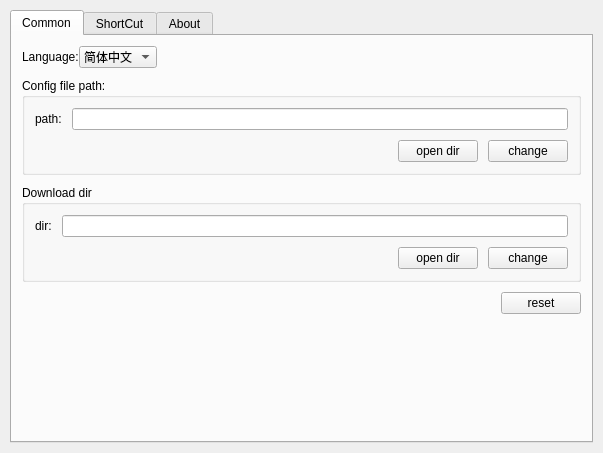
DoYoungDo/DrawingBoard, file settingview.ui: the form before one commit.
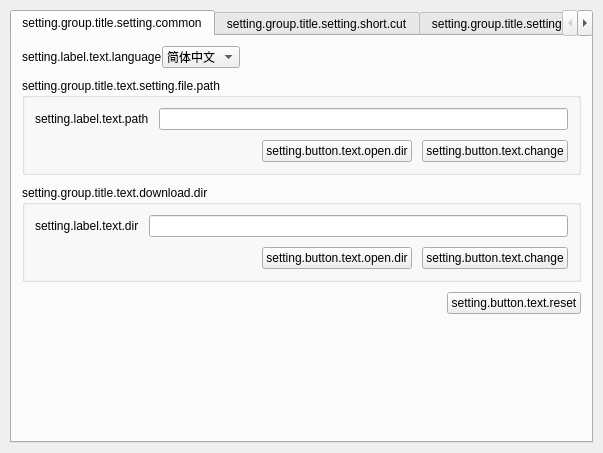
The form after the commit. Icons and pictures are not drawn.

What changed in the file:
```diff
--- a/settingview.ui
+++ b/settingview.ui
@@ -36,7 +36,7 @@
      </property>
      <widget class="QWidget" name="tab">
       <attribute name="title">
-       <string>Common</string>
+       <string>setting.group.title.setting.common</string>
       </attribute>
       <layout class="QVBoxLayout" name="verticalLayout_2">
        <property name="spacing">
@@ -62,7 +62,7 @@
          <item>
           <widget class="QLabel" name="label_10">
            <property name="text">
-            <string>Language:</string>
+            <string>setting.label.text.language</string>
            </property>
           </widget>
          </item>
@@ -98,7 +98,7 @@
        <item>
         <widget class="QGroupBox" name="groupBox">
          <property name="title">
-          <string>Config file path:</string>
+          <string>setting.group.title.text.setting.file.path</string>
          </property>
          <layout class="QVBoxLayout" name="verticalLayout_4">
           <property name="spacing">
@@ -121,7 +121,7 @@
             <item>
              <widget class="QLabel" name="label_11">
               <property name="text">
-               <string>path:</string>
+               <string>setting.label.text.path</string>
               </property>
              </widget>
             </item>
@@ -148,14 +148,14 @@
             <item>
              <widget class="QPushButton" name="pushButton">
               <property name="text">
-               <string>open dir</string>
+               <string>setting.button.text.open.dir</string>
               </property>
              </widget>
             </item>
             <item>
              <widget class="QPushButton" name="pushButton_2">
               <property name="text">
-               <string>change</string>
+               <string>setting.button.text.change</string>
               </property>
              </widget>
             </item>
@@ -167,7 +167,7 @@
        <item>
         <widget class="QGroupBox" name="groupBox_2">
          <property name="title">
-          <string>Download dir</string>
+          <string>setting.group.title.text.download.dir</string>
          </property>
          <layout class="QVBoxLayout" name="verticalLayout_5">
           <property name="spacing">
@@ -190,7 +190,7 @@
             <item>
              <widget class="QLabel" name="label_12">
               <property name="text">
-               <string>dir:</string>
+               <string>setting.label.text.dir</string>
               </property>
              </widget>
             </item>
@@ -217,14 +217,14 @@
             <item>
              <widget class="QPushButton" name="pushButton_3">
               <property name="text">
-               <string>open dir</string>
+               <string>setting.button.text.open.dir</string>
               </property>
              </widget>
             </item>
             <item>
              <widget class="QPushButton" name="pushButton_4">
               <property name="text">
-               <string>change</string>
+               <string>setting.button.text.change</string>
               </property>
              </widget>
             </item>
@@ -254,7 +254,7 @@
          <item>
           <widget class="QPushButton" name="pushButton_6">
            <property name="text">
-            <string>reset</string>
+            <string>setting.button.text.reset</string>
            </property>
           </widget>
          </item>
@@ -277,7 +277,7 @@
      </widget>
      <widget class="QWidget" name="tab_3">
       <attribute name="title">
-       <string>ShortCut</string>
+       <string>setting.group.title.setting.short.cut</string>
       </attribute>
       <layout class="QVBoxLayout" name="verticalLayout_7">
        <item>
@@ -349,7 +349,7 @@
      </widget>
      <widget class="QWidget" name="tab_2">
       <attribute name="title">
-       <string>About</string>
+       <string>setting.group.title.setting.about</string>
       </attribute>
       <layout class="QVBoxLayout" name="verticalLayout_3">
        <property name="spacing">
```
Left out of the diff: 8 changed lines with no effect on the pictures.
